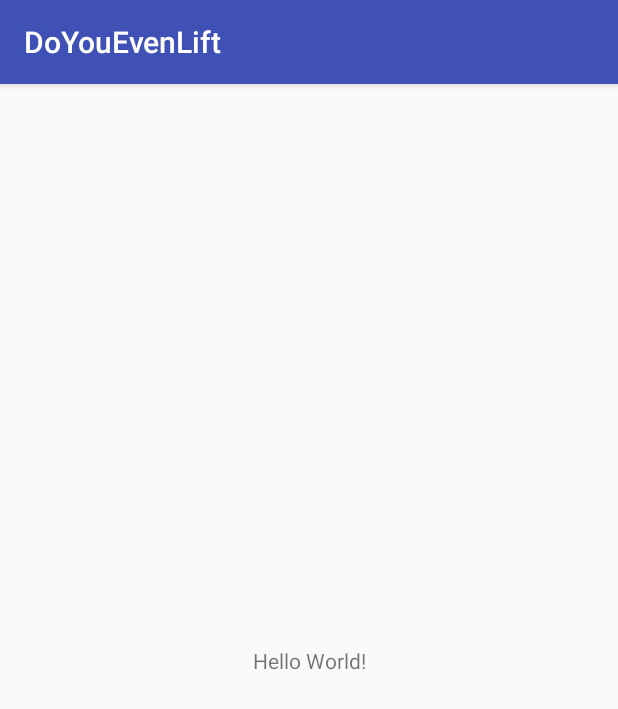
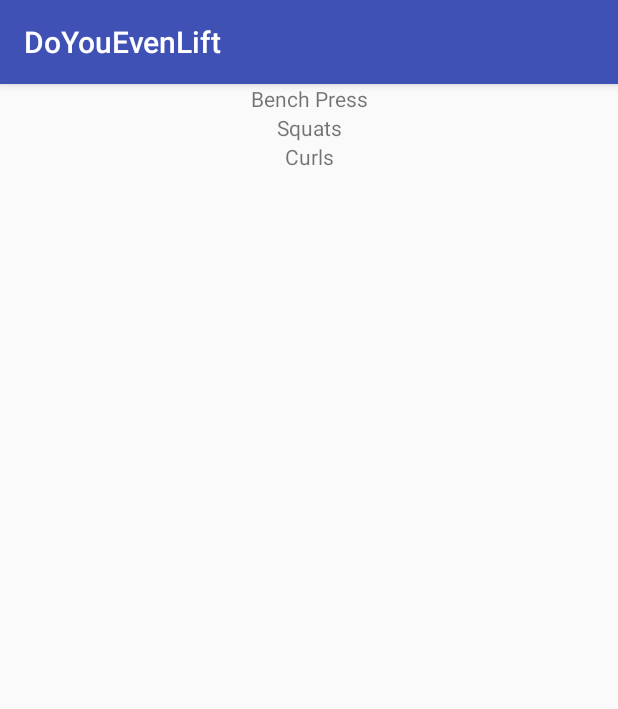
Before and after one commit to ToastedSnackBar/do-you-even-lift, an Android app: the screen it shows after launch (MainActivity before the commit, WorkoutsListActivity after it), on a phone screen of 412 x 824 dp. Shown: the top 709 px of the screen. Run offline under Robolectric (Android 15) with nearby library versions, the phone set to English and light mode, and no system bars.

Commit message:
Build out basic RecyclerView

```diff
--- a/app/build.gradle
+++ b/app/build.gradle
@@ -24,9 +24,10 @@ android {
 
 dependencies {
     implementation fileTree(dir: 'libs', include: ['*.jar'])
-    implementation"org.jetbrains.kotlin:kotlin-stdlib-jre7:$kotlin_version"
+    implementation "org.jetbrains.kotlin:kotlin-stdlib-jre7:$kotlin_version"
     implementation 'com.android.support:appcompat-v7:27.0.2'
     implementation 'com.android.support.constraint:constraint-layout:1.0.2'
+    implementation 'com.android.support:recyclerview-v7:27.0.2'
     testImplementation 'junit:junit:4.12'
     androidTestImplementation 'com.android.support.test:runner:1.0.1'
     androidTestImplementation 'com.android.support.test.espresso:espresso-core:3.0.1'
--- a/app/src/main/AndroidManifest.xml
+++ b/app/src/main/AndroidManifest.xml
@@ -9,7 +9,7 @@
         android:roundIcon="@mipmap/ic_launcher_round"
         android:supportsRtl="true"
         android:theme="@style/AppTheme">
-        <activity android:name=".MainActivity">
+        <activity android:name=".ui.WorkoutsListActivity">
             <intent-filter>
                 <action android:name="android.intent.action.MAIN" />
 
--- /dev/null
+++ b/app/src/main/java/com/hirani/ali/doyouevenlift/Extensions.kt
@@ -0,0 +1,10 @@
+package com.hirani.ali.doyouevenlift
+
+import android.support.annotation.LayoutRes
+import android.view.LayoutInflater
+import android.view.View
+import android.view.ViewGroup
+
+fun ViewGroup.inflate(@LayoutRes layoutRes: Int, attachToRoot: Boolean = false): View {
+    return LayoutInflater.from(context).inflate(layoutRes, this, attachToRoot)
+}
--- a/app/src/main/java/com/hirani/ali/doyouevenlift/MainActivity.kt
+++ /dev/null
@@ -1,12 +0,0 @@
-package com.hirani.ali.doyouevenlift
-
-import android.support.v7.app.AppCompatActivity
-import android.os.Bundle
-
-class MainActivity : AppCompatActivity() {
-
-    override fun onCreate(savedInstanceState: Bundle?) {
-        super.onCreate(savedInstanceState)
-        setContentView(R.layout.activity_main)
-    }
-}
--- /dev/null
+++ b/app/src/main/java/com/hirani/ali/doyouevenlift/ui/WorkoutsListActivity.kt
@@ -0,0 +1,24 @@
+package com.hirani.ali.doyouevenlift.ui
+
+import android.support.v7.app.AppCompatActivity
+import android.os.Bundle
+import android.support.v7.widget.LinearLayoutManager
+import com.hirani.ali.doyouevenlift.R
+import kotlinx.android.synthetic.main.activity_main.*
+
+class WorkoutsListActivity : AppCompatActivity() {
+
+    private lateinit var adapter: WorkoutsListAdapter
+    private var workoutsList: List<String> = listOf("Bench Press", "Squats", "Curls")
+
+    override fun onCreate(savedInstanceState: Bundle?) {
+        super.onCreate(savedInstanceState)
+        setContentView(R.layout.activity_main)
+
+        workout_list_rv.setHasFixedSize(true)
+        workout_list_rv.layoutManager = LinearLayoutManager(this)
+
+        adapter = WorkoutsListAdapter(workoutsList)
+        workout_list_rv.adapter = adapter
+    }
+}
--- /dev/null
+++ b/app/src/main/java/com/hirani/ali/doyouevenlift/ui/WorkoutsListAdapter.kt
@@ -0,0 +1,38 @@
+package com.hirani.ali.doyouevenlift.ui
+
+import android.support.v7.widget.RecyclerView
+import android.util.Log
+import android.view.View
+import android.view.ViewGroup
+import com.hirani.ali.doyouevenlift.R
+import com.hirani.ali.doyouevenlift.inflate
+import kotlinx.android.synthetic.main.workout_rv_item.view.*
+
+class WorkoutsListAdapter(private val workouts: List<String>) : RecyclerView.Adapter<WorkoutsListAdapter.WorkoutHolder>() {
+    override fun getItemCount(): Int {
+        return workouts.size
+    }
+
+    override fun onCreateViewHolder(parent: ViewGroup, viewType: Int): WorkoutHolder {
+        val inflatedView = parent.inflate(R.layout.workout_rv_item)
+        return WorkoutHolder(inflatedView)
+    }
+
+    override fun onBindViewHolder(holder: WorkoutHolder, position: Int) {
+        val workout = workouts[position]
+        holder.itemView.workout_tv.text = workout
+    }
+
+    class WorkoutHolder(v: View) : RecyclerView.ViewHolder(v), View.OnClickListener {
+        private var view: View = v
+        private var workout: String? = null
+
+        init {
+            view.setOnClickListener(this)
+        }
+
+        override fun onClick(v: View?) {
+            Log.d("WorkoutsListAdapter", "Item Clicked: " + workout)
+        }
+    }
+}
--- a/app/src/main/res/layout/activity_main.xml
+++ b/app/src/main/res/layout/activity_main.xml
@@ -1,18 +1,14 @@
 <?xml version="1.0" encoding="utf-8"?>
 <android.support.constraint.ConstraintLayout xmlns:android="http://schemas.android.com/apk/res/android"
-    xmlns:app="http://schemas.android.com/apk/res-auto"
     xmlns:tools="http://schemas.android.com/tools"
     android:layout_width="match_parent"
     android:layout_height="match_parent"
-    tools:context=".MainActivity">
+    tools:context=".ui.WorkoutsListActivity">
 
-    <TextView
-        android:layout_width="wrap_content"
-        android:layout_height="wrap_content"
-        android:text="Hello World!"
-        app:layout_constraintBottom_toBottomOf="parent"
-        app:layout_constraintLeft_toLeftOf="parent"
-        app:layout_constraintRight_toRightOf="parent"
-        app:layout_constraintTop_toTopOf="parent" />
+    <android.support.v7.widget.RecyclerView
+        android:id="@+id/workout_list_rv"
+        android:layout_width="match_parent"
+        android:layout_height="match_parent"
+        android:scrollbars="vertical" />
 
 </android.support.constraint.ConstraintLayout>
--- /dev/null
+++ b/app/src/main/res/layout/workout_rv_item.xml
@@ -0,0 +1,15 @@
+<?xml version="1.0" encoding="utf-8"?>
+<LinearLayout xmlns:android="http://schemas.android.com/apk/res/android"
+    android:layout_width="match_parent"
+    android:layout_height="wrap_content"
+    android:orientation="vertical">
+
+    <TextView
+        android:id="@+id/workout_tv"
+        android:layout_width="match_parent"
+        android:layout_height="wrap_content"
+        android:layout_gravity="center"
+        android:gravity="center"
+        android:text="WOW" />
+
+</LinearLayout>
```
